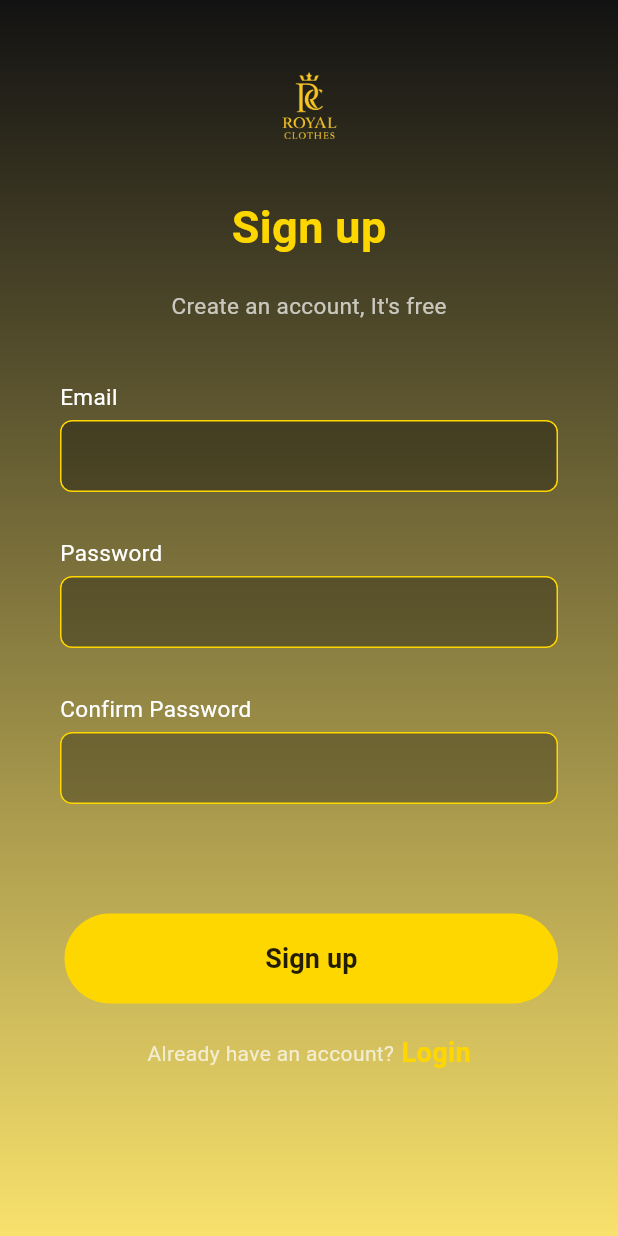
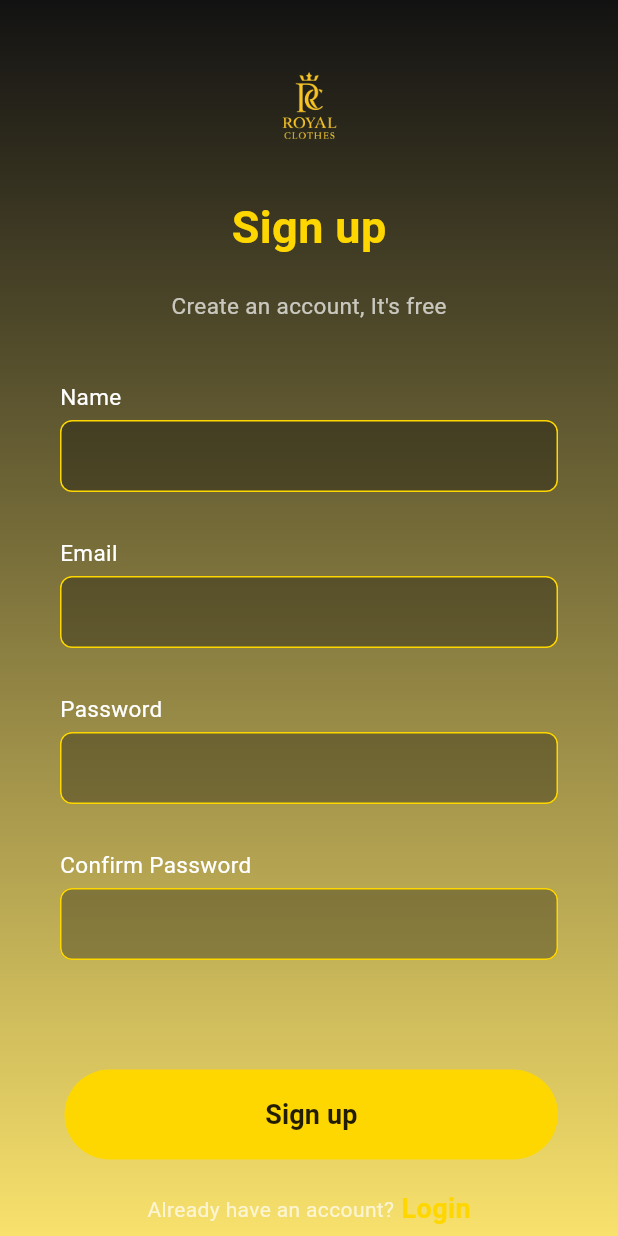
Before and after one commit to MuhammadHafizhMaulana/Tugas-Akhir-Praktikum-Mobile, a Flutter app: the SignupPage screen opened by its route, on a phone screen of 412 x 824 dp. Run offline on Flutter 3.47's test engine with Material 3 defaults, Android fonts, the phone set to English and light mode, and no system bars; our stand-ins replace animate_do, sqflite; accounts and stored records are empty; Roboto replaces fonts that are missing (Garamond).

Commit message:
database buat user udah, bisa login dan register

```diff
--- a/lib/views/signup_page.dart
+++ b/lib/views/signup_page.dart
@@ -1,8 +1,97 @@
 import 'package:animate_do/animate_do.dart';
 import 'package:flutter/material.dart';
+import 'package:royal_clothes/db/database_helper.dart';
 import 'package:royal_clothes/views/login_page.dart';
 
-class SignupPage extends StatelessWidget {
+class SignupPage extends StatefulWidget {
+  @override
+  _SignupPageState createState() => _SignupPageState();
+}
+
+class _SignupPageState extends State<SignupPage> {
+  final TextEditingController nameController = TextEditingController();
+  final TextEditingController emailController = TextEditingController();
+  final TextEditingController passwordController = TextEditingController();
+  final TextEditingController confirmPasswordController = TextEditingController();
+  final _formKey = GlobalKey<FormState>();
+  bool isLoading = false;
+
+  Future<void> _registerUser() async {
+    if (!_formKey.currentState!.validate()) return;
+
+    setState(() => isLoading = true);
+    final name = nameController.text.trim();
+    final email = emailController.text.trim();
+    final password = passwordController.text;
+
+    final db = DBHelper();
+    final exists = await db.userExists(email);
+
+    if (exists) {
+      ScaffoldMessenger.of(context).showSnackBar(
+        SnackBar(content: Text("Email already registered.")),
+      );
+    } else {
+      await db.insertUser(name, email, password);
+      ScaffoldMessenger.of(context).showSnackBar(
+        SnackBar(content: Text("Registration successful.")),
+      );
+      Navigator.pushReplacement(
+        context,
+        MaterialPageRoute(builder: (_) => LoginPage()),
+      );
+    }
+
+    setState(() => isLoading = false);
+  }
+
+  Widget makeInput({
+    required String label,
+    required TextEditingController controller,
+    bool obscureText = false,
+    Color? textColor,
+    Color? borderColor,
+  }) {
+    return Column(
+      crossAxisAlignment: CrossAxisAlignment.start,
+      children: <Widget>[
+        Text(
+          label,
+          style: TextStyle(
+            fontSize: 15,
+            fontWeight: FontWeight.w400,
+            color: textColor ?? Colors.white,
+            fontFamily: 'Garamond',
+          ),
+        ),
+        SizedBox(height: 5),
+        TextField(
+          controller: controller,
+          obscureText: obscureText,
+          style: TextStyle(color: textColor ?? Colors.white),
+          decoration: InputDecoration(
+            filled: true,
+            fillColor: Colors.black.withOpacity(0.3),
+            contentPadding: EdgeInsets.symmetric(vertical: 0, horizontal: 10),
+            enabledBorder: OutlineInputBorder(
+              borderSide: BorderSide(color: borderColor ?? Colors.white54),
+              borderRadius: BorderRadius.circular(8),
+            ),
+            focusedBorder: OutlineInputBorder(
+              borderSide: BorderSide(color: borderColor ?? Color(0xFFFFD700)),
+              borderRadius: BorderRadius.circular(8),
+            ),
+            border: OutlineInputBorder(
+              borderSide: BorderSide(color: borderColor ?? Colors.white54),
+              borderRadius: BorderRadius.circular(8),
+            ),
+          ),
+        ),
+        SizedBox(height: 30),
+      ],
+    );
+  }
+
   @override
   Widget build(BuildContext context) {
     return Scaffold(
@@ -15,8 +104,8 @@ class SignupPage extends StatelessWidget {
             begin: Alignment.topCenter,
             end: Alignment.bottomCenter,
             colors: [
-              Color(0xFF121212), // hitam pekat
-              Color(0xFFF8E16C), // emas soft
+              Color(0xFF121212),
+              Color(0xFFF8E16C),
             ],
           ),
         ),
@@ -25,13 +114,15 @@ class SignupPage extends StatelessWidget {
             height: MediaQuery.of(context).size.height - 50,
             child: SingleChildScrollView(
               padding: EdgeInsets.symmetric(horizontal: 40, vertical: 30),
+              child: Form(
+                key: _formKey,
                 child: Column(
                   mainAxisAlignment: MainAxisAlignment.spaceEvenly,
                   children: <Widget>[
                     FadeInUp(
                       duration: Duration(milliseconds: 800),
                       child: Image.asset(
-                      'assets/illustration.png', // logo illustration
+                        'assets/illustration.png',
                         height: 80,
                         fit: BoxFit.contain,
                       ),
@@ -44,7 +135,7 @@ class SignupPage extends StatelessWidget {
                         style: TextStyle(
                           fontSize: 30,
                           fontWeight: FontWeight.bold,
-                        color: Color(0xFFFFD700), // emas cerah
+                          color: Color(0xFFFFD700),
                           fontFamily: 'Garamond',
                         ),
                       ),
@@ -62,11 +153,20 @@ class SignupPage extends StatelessWidget {
                       ),
                     ),
                     SizedBox(height: 40),
-
+                    FadeInUp(
+                      duration: Duration(milliseconds: 1200),
+                      child: makeInput(
+                        label: "Name",
+                        controller: nameController,
+                        textColor: Colors.white,
+                        borderColor: Color(0xFFFFD700),
+                      ),
+                    ),
                     FadeInUp(
                       duration: Duration(milliseconds: 1200),
                       child: makeInput(
                         label: "Email",
+                        controller: emailController,
                         textColor: Colors.white,
                         borderColor: Color(0xFFFFD700),
                       ),
@@ -75,6 +175,7 @@ class SignupPage extends StatelessWidget {
                       duration: Duration(milliseconds: 1300),
                       child: makeInput(
                         label: "Password",
+                        controller: passwordController,
                         obscureText: true,
                         textColor: Colors.white,
                         borderColor: Color(0xFFFFD700),
@@ -84,13 +185,13 @@ class SignupPage extends StatelessWidget {
                       duration: Duration(milliseconds: 1400),
                       child: makeInput(
                         label: "Confirm Password",
+                        controller: confirmPasswordController,
                         obscureText: true,
                         textColor: Colors.white,
                         borderColor: Color(0xFFFFD700),
                       ),
                     ),
                     SizedBox(height: 40),
-
                     FadeInUp(
                       duration: Duration(milliseconds: 1500),
                       child: Container(
@@ -98,8 +199,8 @@ class SignupPage extends StatelessWidget {
                         child: MaterialButton(
                           minWidth: double.infinity,
                           height: 60,
-                        onPressed: () {},
-                        color: Color(0xFFFFD700), // tombol emas
+                          onPressed: _registerUser,
+                          color: Color(0xFFFFD700),
                           elevation: 0,
                           shape: RoundedRectangleBorder(
                             borderRadius: BorderRadius.circular(50),
@@ -117,7 +218,6 @@ class SignupPage extends StatelessWidget {
                       ),
                     ),
                     SizedBox(height: 20),
-
                     FadeInUp(
                       duration: Duration(milliseconds: 1600),
                       child: Row(
@@ -159,51 +259,7 @@ class SignupPage extends StatelessWidget {
             ),
           ),
         ),
-       );
-  }
-
-  Widget makeInput({
-    String? label,
-    bool obscureText = false,
-    Color? textColor,
-    Color? borderColor,
-  }) {
-    return Column(
-      crossAxisAlignment: CrossAxisAlignment.start,
-      children: <Widget>[
-        Text(
-          label ?? '',
-          style: TextStyle(
-            fontSize: 15,
-            fontWeight: FontWeight.w400,
-            color: textColor ?? Colors.white,
-            fontFamily: 'Garamond',
       ),
-        ),
-        SizedBox(height: 5),
-        TextField(
-          obscureText: obscureText,
-          style: TextStyle(color: textColor ?? Colors.white),
-          decoration: InputDecoration(
-            filled: true,
-            fillColor: Colors.black.withOpacity(0.3), // transparan gelap
-            contentPadding: EdgeInsets.symmetric(vertical: 0, horizontal: 10),
-            enabledBorder: OutlineInputBorder(
-              borderSide: BorderSide(color: borderColor ?? Colors.white54),
-              borderRadius: BorderRadius.circular(8),
-            ),
-            focusedBorder: OutlineInputBorder(
-              borderSide: BorderSide(color: borderColor ?? Color(0xFFFFD700)),
-              borderRadius: BorderRadius.circular(8),
-            ),
-            border: OutlineInputBorder(
-              borderSide: BorderSide(color: borderColor ?? Colors.white54),
-              borderRadius: BorderRadius.circular(8),
-            ),
-          ),
-        ),
-        SizedBox(height: 30),
-      ],
     );
   }
 }
--- a/pubspec.yaml
+++ b/pubspec.yaml
@@ -39,6 +39,7 @@ dependencies:
   sqflite: ^2.4.2
   path: ^1.9.1
   carousel_slider: ^4.2.0
+  sqflite_common_ffi: ^2.3.0
 
 dev_dependencies:
   flutter_test:
```
Also changed, not shown: lib/db/database_helper.dart (added, +67 -0 lines), lib/models/user_model.dart (added, +35 -0 lines), lib/views/login_page.dart (+17 -7 lines), pubspec.lock. Lines whose indentation alone changed are shown as unchanged.
